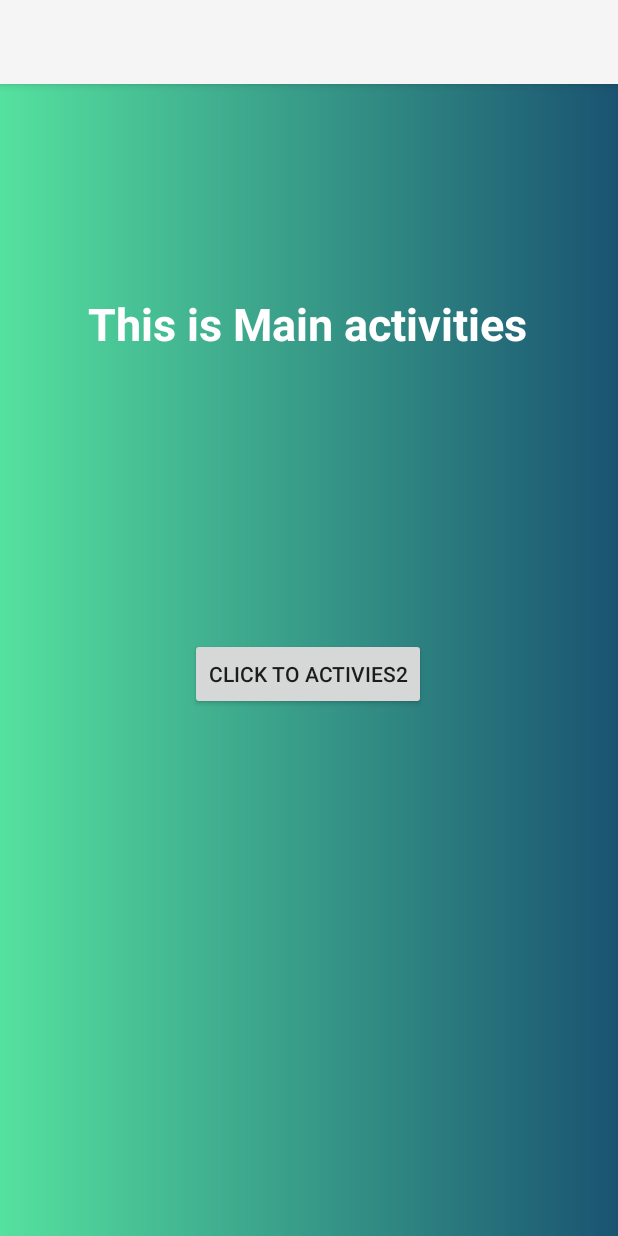
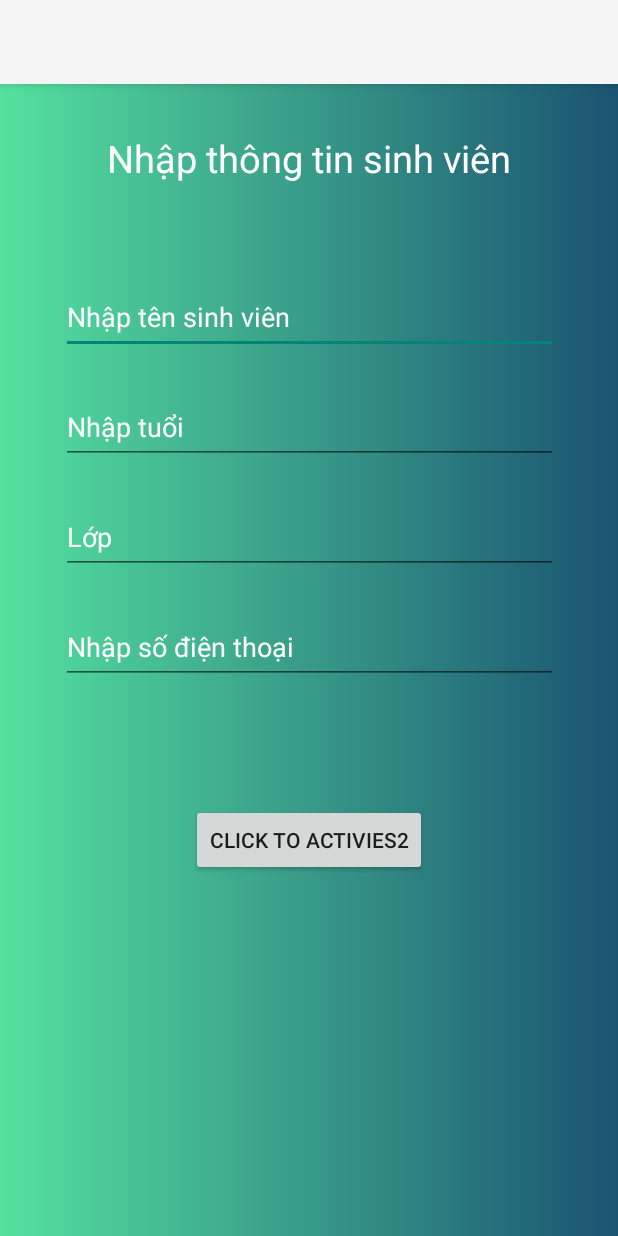
Before and after one commit to Limerence05032002/LTD-_T4, an Android app: the screen it shows after launch (MainActivity), on a phone screen of 412 x 824 dp. Run offline under Robolectric (Android 15) with nearby library versions, the phone set to English and light mode, and no system bars.

Commit message:
Bài tập điểm danh

```diff
--- a/Intent/app/src/main/res/layout/activity_main.xml
+++ b/Intent/app/src/main/res/layout/activity_main.xml
@@ -13,33 +13,75 @@
         android:id="@+id/button1"
         android:layout_width="wrap_content"
         android:layout_height="wrap_content"
-        android:layout_marginTop="50dp"
+        android:layout_marginBottom="240dp"
         android:text="Click to activies2"
+        app:layout_constraintBottom_toBottomOf="parent"
+        app:layout_constraintEnd_toEndOf="parent"
+        app:layout_constraintStart_toStartOf="parent" />
+
+    <TextView
+        android:id="@+id/textView2"
+        android:layout_width="wrap_content"
+        android:layout_height="wrap_content"
+        android:layout_marginTop="32dp"
+        android:textColor="@color/white"
+        android:textSize="25dp"
+        android:text="Nhập thông tin sinh viên"
         app:layout_constraintEnd_toEndOf="parent"
         app:layout_constraintHorizontal_bias="0.498"
         app:layout_constraintStart_toStartOf="parent"
-        app:layout_constraintTop_toBottomOf="@+id/linearLayout" />
+        app:layout_constraintTop_toTopOf="parent" />
 
-    <RelativeLayout
-        android:id="@+id/linearLayout"
-        android:layout_width="409dp"
-        android:layout_height="319dp"
-        android:orientation="vertical"
-        tools:layout_editor_absoluteX="1dp"
-        tools:layout_editor_absoluteY="1dp"
-        android:gravity="center"
-        tools:ignore="MissingConstraints">
+    <EditText
+        android:id="@+id/ten"
+        android:layout_width="331dp"
+        android:layout_height="49dp"
+        android:layout_marginTop="64dp"
+        android:ems="10"
+        android:inputType="textPersonName"
+        android:hint="Nhập tên sinh viên"
+        android:textColorHint="@color/white"
+        app:layout_constraintEnd_toEndOf="parent"
+        app:layout_constraintStart_toStartOf="parent"
+        app:layout_constraintTop_toBottomOf="@+id/textView2" />
 
-        <TextView
-            android:id="@+id/textView"
-            android:layout_width="match_parent"
-            android:layout_height="wrap_content"
-            android:gravity="center_horizontal"
-            android:text="This is Main activities"
-            android:textColor="@color/white"
-            android:textStyle="bold"
-            android:textSize="30dp"
-            app:layout_constraintEnd_toEndOf="parent"
-            app:layout_constraintStart_toStartOf="parent" />
-    </RelativeLayout>
+    <EditText
+        android:id="@+id/tuoi"
+        android:layout_width="331dp"
+        android:layout_height="49dp"
+        android:layout_marginTop="24dp"
+        android:hint="Nhập tuổi"
+        android:ems="10"
+        android:textColorHint="@color/white"
+        android:inputType="textPersonName"
+        app:layout_constraintEnd_toEndOf="parent"
+        app:layout_constraintStart_toStartOf="parent"
+        app:layout_constraintTop_toBottomOf="@+id/ten" />
+
+    <EditText
+        android:id="@+id/lop"
+        android:layout_width="331dp"
+        android:layout_height="49dp"
+        android:layout_marginTop="24dp"
+        android:ems="10"
+        android:textColorHint="@color/white"
+        android:inputType="textPersonName"
+        android:hint="Lớp"
+        app:layout_constraintEnd_toEndOf="parent"
+        app:layout_constraintStart_toStartOf="parent"
+        app:layout_constraintTop_toBottomOf="@+id/tuoi" />
+
+    <EditText
+        android:id="@+id/SDT"
+        android:layout_width="331dp"
+        android:layout_height="49dp"
+        android:layout_marginTop="24dp"
+        android:textColorHint="@color/white"
+        android:ems="10"
+        android:hint="Nhập số điện thoại"
+        android:inputType="textPersonName"
+        app:layout_constraintEnd_toEndOf="parent"
+        app:layout_constraintStart_toStartOf="parent"
+        app:layout_constraintTop_toBottomOf="@+id/lop" />
+
 </androidx.constraintlayout.widget.ConstraintLayout>
```
Also changed, not shown: Intent/app/src/main/java/com/example/intent/MainActivity2.java (+0 -12 lines), Intent/app/src/main/java/com/example/intent/Sinhvien.java (added, +47 -0 lines), Intent/app/src/main/res/layout/activity_main2.xml (+34 -27 lines).
